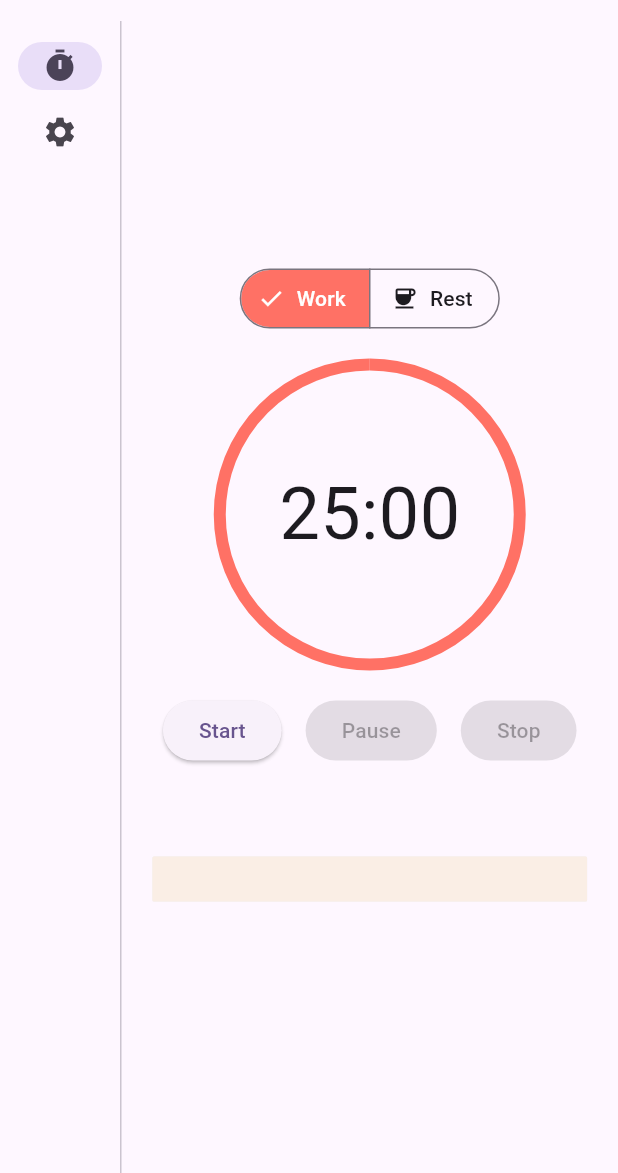
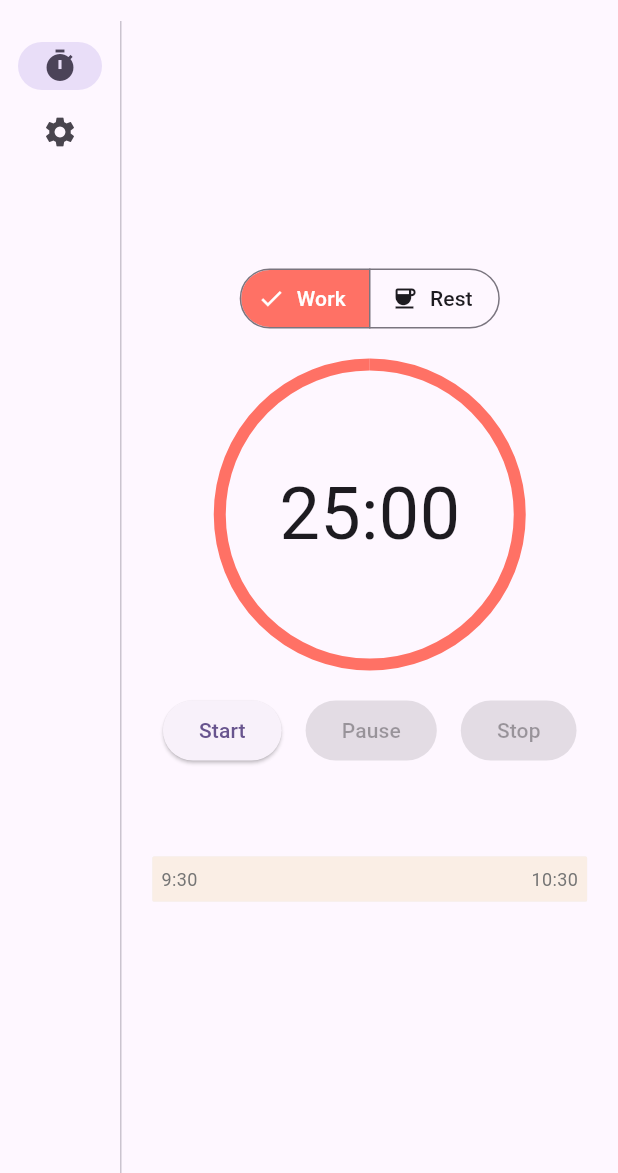
Before and after one commit to kbjorklid/pomodoro_flutter, a Flutter app: the screen it shows after launch, on a phone screen of 412 x 824 dp, the part 63-1236 px from its top. Run offline on Flutter 3.47's test engine with Material 3 defaults, Android fonts, the phone set to English and light mode, and no system bars; our stand-ins replace audioplayers, flutter_riverpod, freezed_annotation, hive, hive_flutter, logger and 1 more; accounts and stored records are empty.

Commit message:
feat: Add timeline time labels and refactor timeline bar.

```diff
--- a/lib/timer/presentation/widgets/timeline_bar.dart
+++ b/lib/timer/presentation/widgets/timeline_bar.dart
@@ -8,6 +8,7 @@ import 'package:pomodoro_app2/core/domain/date_time_range_builder.dart';
 import 'package:pomodoro_app2/core/domain/events/event_bus.dart';
 import 'package:pomodoro_app2/core/domain/events/timer_history_updated_event.dart';
 import 'package:pomodoro_app2/core/domain/events/timer_running_events.dart';
+import 'package:pomodoro_app2/core/domain/time_formatter.dart';
 import 'package:pomodoro_app2/core/domain/timer_type.dart';
 import 'package:pomodoro_app2/core/presentation/colors.dart';
 import 'package:pomodoro_app2/settings/presentation/providers/settings_repository_provider.dart';
@@ -72,10 +73,6 @@ class _TimelineBarState extends ConsumerState<TimelineBar> {
       width: double.infinity,
       height: 30,
       margin: EdgeInsets.symmetric(vertical: 20, horizontal: horizontalMargin),
-      decoration: BoxDecoration(
-        borderRadius: _borderRadius,
-        color: Colors.grey[200],
-      ),
       child: FutureBuilder<_TimelineData>(
         future: _getTimelineData(),
         builder: (context, snapshot) {
@@ -84,20 +81,40 @@ class _TimelineBarState extends ConsumerState<TimelineBar> {
           }
 
           final timelineData = snapshot.data ?? _TimelineData.empty();
+          final timeBarRange = _getTimeBarRange(timelineData);
 
-          return LayoutBuilder(
-            builder: (context, constraints) {
-              final width = constraints.maxWidth;
-              return _buildTimeline(timelineData, width);
-            },
+          return Container(
+            decoration: BoxDecoration(
+              borderRadius: _borderRadius,
+              color: Colors.grey[200],
+            ),
+            child: Stack(
+              children: [
+                LayoutBuilder(
+                  builder: (context, constraints) {
+                    final width = constraints.maxWidth;
+                    return _buildTimelineSegments(
+                        timelineData, timeBarRange, width);
+                  },
+                ),
+                _TimelineTimeLabel(
+                  time: timeBarRange.start,
+                  position: _TimeLabelPosition.start,
+                ),
+                _TimelineTimeLabel(
+                  time: timeBarRange.end,
+                  position: _TimeLabelPosition.end,
+                ),
+              ],
+            ),
           );
         },
       ),
     );
   }
 
-  Widget _buildTimeline(_TimelineData timelineData, double timelineWidth) {
-    final timeBarRange = _getTimeBarRange(timelineData);
+  Widget _buildTimelineSegments(_TimelineData timelineData,
+      DateTimeRange timeBarRange, double timelineWidth) {
     _logger.d(
         "TimeBarRange Start: ${timeBarRange.start}, End: ${timeBarRange.end}");
     return Stack(
@@ -373,3 +390,39 @@ class _SegmentPosition {
         'width: ${width.toStringAsFixed(2)}, isEmpty: $isEmpty}';
   }
 }
+
+/// Widget for displaying time labels at the ends of the timeline bar.
+class _TimelineTimeLabel extends StatelessWidget {
+  final DateTime time;
+  final _TimeLabelPosition position;
+
+  const _TimelineTimeLabel({required this.time, required this.position});
+
+  @override
+  Widget build(BuildContext context) {
+    double? left = position == _TimeLabelPosition.start ? 0 : null;
+    double? right = position == _TimeLabelPosition.end ? 0 : null;
+    return Positioned(
+      left: left,
+      right: right,
+      top: 0,
+      bottom: 0,
+      child: Align(
+        alignment: position == _TimeLabelPosition.start
+            ? Alignment.centerLeft
+            : Alignment.centerRight,
+        child: Padding(
+          padding: position == _TimeLabelPosition.start
+              ? const EdgeInsets.only(left: 6.0)
+              : const EdgeInsets.only(right: 6.0),
+          child: Text(
+            TimeFormatter.timeToHoursAndMinutes(time),
+            style: TextStyle(fontSize: 12, color: Colors.grey[600]),
+          ),
+        ),
+      ),
+    );
+  }
+}
+
+enum _TimeLabelPosition { start, end }
```
